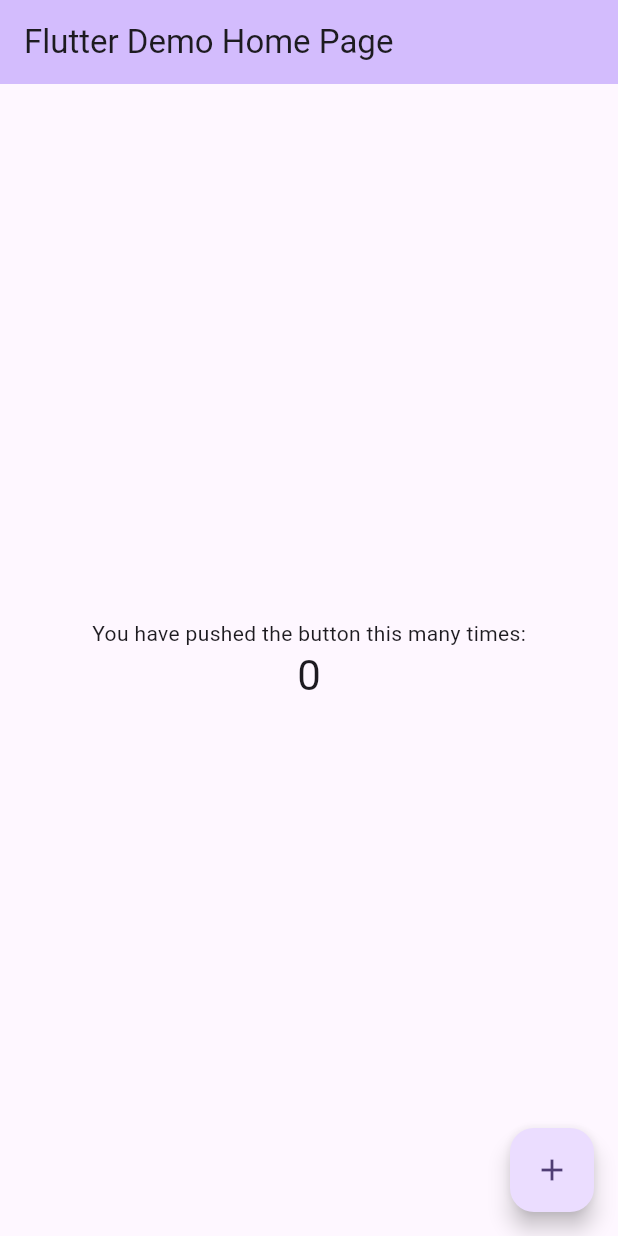
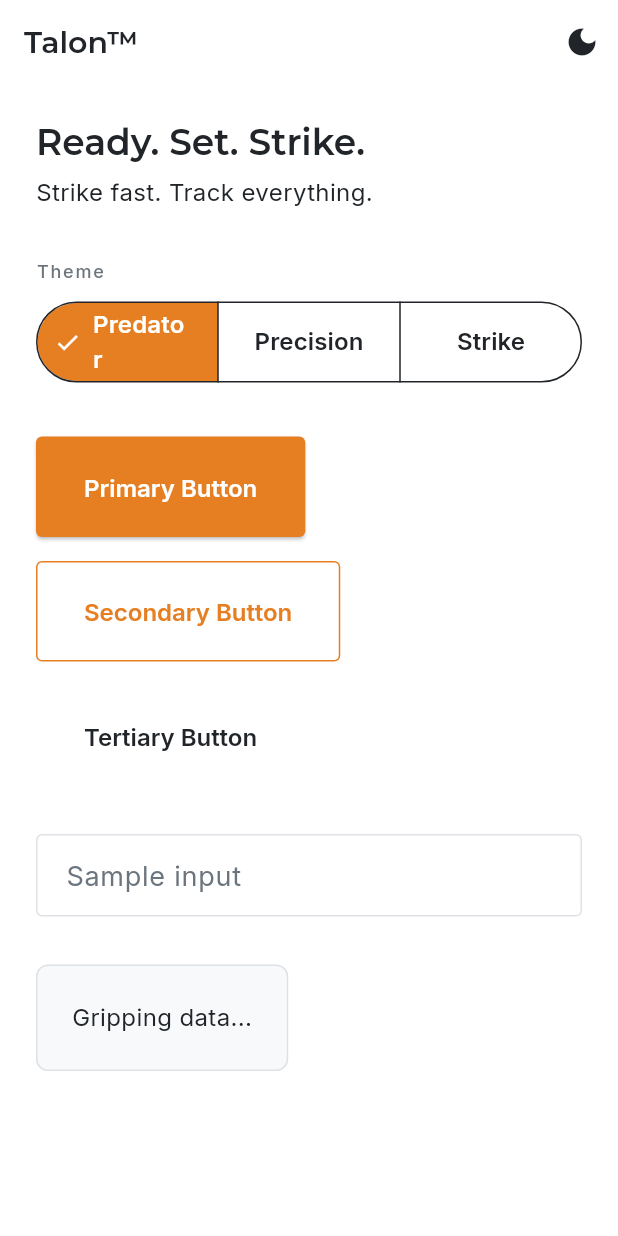
Before and after one commit to webb1es/talon, a Flutter app: the screen it shows after launch, on a phone screen of 412 x 824 dp. Run offline on Flutter 3.47's test engine with Material 3 defaults, Android fonts, the phone set to English and light mode, and no system bars; our stand-ins replace flutter_bloc, google_fonts.

Commit message:
feat(core): add theme management with AppColors, AppTheme, and ThemeCubit

```diff
--- /dev/null
+++ b/lib/core/constants/app_spacing.dart
@@ -0,0 +1,41 @@
+import 'package:flutter/widgets.dart';
+
+/// Spacing constants based on 8px grid. Primary increments: 16px, 24px.
+class AppSpacing {
+  AppSpacing._();
+
+  // Base units
+  static const double xs = 4;
+  static const double sm = 8;
+  static const double md = 16;
+  static const double lg = 24;
+  static const double xl = 32;
+  static const double xxl = 48;
+
+  // Component-specific
+  static const double cardPadding = 24;
+  static const double buttonPaddingH = 32;
+  static const double buttonPaddingV = 24;
+  static const double buttonSmallPaddingH = 24;
+  static const double buttonSmallPaddingV = 16;
+  static const double inputPaddingH = 16;
+  static const double tableCellPaddingH = 24;
+  static const double tableCellPaddingV = 16;
+
+  // Heights
+  static const double buttonHeight = 48;
+  static const double buttonSmallHeight = 36;
+  static const double inputHeight = 48;
+  static const double touchTarget = 48;
+
+  // Radius
+  static const double radiusSmall = 4;
+  static const double radiusCard = 8;
+
+  // Gaps (for use in SizedBox or Gap widgets)
+  static const gap4 = SizedBox.square(dimension: xs);
+  static const gap8 = SizedBox.square(dimension: sm);
+  static const gap16 = SizedBox.square(dimension: md);
+  static const gap24 = SizedBox.square(dimension: lg);
+  static const gap32 = SizedBox.square(dimension: xl);
+}
--- /dev/null
+++ b/lib/core/constants/app_strings.dart
@@ -0,0 +1,57 @@
+import '../theme/app_theme.dart';
+
+/// Brand voice strings per theme. All user-facing copy goes here.
+class AppStrings {
+  AppStrings._();
+
+  static const appName = 'Talon™';
+  static const tagline = 'Strike fast. Track everything.';
+
+  // Sale complete
+  static String saleComplete(AppThemeType theme) => switch (theme) {
+    AppThemeType.predator => 'Secured.',
+    AppThemeType.precision => 'Verified.',
+    AppThemeType.strike => 'Done.',
+  };
+
+  // Error
+  static String error(AppThemeType theme, String reason) => switch (theme) {
+    AppThemeType.predator => 'Halt. $reason',
+    AppThemeType.precision => 'Exception: $reason',
+    AppThemeType.strike => 'Miss. Try again.',
+  };
+
+  // Low stock
+  static String lowStock(AppThemeType theme, int count) => switch (theme) {
+    AppThemeType.predator => 'Grip low: $count left',
+    AppThemeType.precision => 'Threshold reached: $count',
+    AppThemeType.strike => 'Running low: $count',
+  };
+
+  // Welcome
+  static String welcome(AppThemeType theme) => switch (theme) {
+    AppThemeType.predator => 'Ready. Set. Strike.',
+    AppThemeType.precision => 'System ready.',
+    AppThemeType.strike => "Let's go.",
+  };
+
+  // Loading
+  static String loading(AppThemeType theme) => switch (theme) {
+    AppThemeType.predator => 'Gripping data...',
+    AppThemeType.precision => 'Calibrating...',
+    AppThemeType.strike => 'Loading fast...',
+  };
+
+  // Auth
+  static const login = 'Log in';
+  static const logout = 'Log out';
+  static const email = 'Email';
+  static const password = 'Password';
+
+  // Navigation
+  static const pos = 'POS';
+  static const inventory = 'Inventory';
+  static const reports = 'Reports';
+  static const customers = 'Customers';
+  static const settings = 'Settings';
+}
--- /dev/null
+++ b/lib/core/theme/app_colors.dart
@@ -0,0 +1,108 @@
+import 'dart:ui';
+
+class AppColors {
+  final Color primary;
+  final Color background;
+  final Color surface;
+  final Color textPrimary;
+  final Color textSecondary;
+  final Color border;
+  final Color success;
+  final Color warning;
+  final Color error;
+  final Color info;
+
+  const AppColors({
+    required this.primary,
+    required this.background,
+    required this.surface,
+    required this.textPrimary,
+    required this.textSecondary,
+    required this.border,
+    required this.success,
+    required this.warning,
+    required this.error,
+    required this.info,
+  });
+
+  // Predator (Default)
+  static const predatorLight = AppColors(
+    primary: Color(0xFFE67E22),
+    background: Color(0xFFFFFFFF),
+    surface: Color(0xFFF8F9FA),
+    textPrimary: Color(0xFF212529),
+    textSecondary: Color(0xFF6C757D),
+    border: Color(0xFFDEE2E6),
+    success: Color(0xFF2E7D32),
+    warning: Color(0xFFED6C02),
+    error: Color(0xFFD32F2F),
+    info: Color(0xFF0288D1),
+  );
+
+  static const predatorDark = AppColors(
+    primary: Color(0xFFF39C12),
+    background: Color(0xFF1A1A1A),
+    surface: Color(0xFF2D2D2D),
+    textPrimary: Color(0xFFFFFFFF),
+    textSecondary: Color(0xFFADB5BD),
+    border: Color(0xFF404040),
+    success: Color(0xFF4CAF50),
+    warning: Color(0xFFFF9800),
+    error: Color(0xFFF44336),
+    info: Color(0xFF29B6F6),
+  );
+
+  // Precision
+  static const precisionLight = AppColors(
+    primary: Color(0xFF0A5C5C),
+    background: Color(0xFFFFFFFF),
+    surface: Color(0xFFF8FAFC),
+    textPrimary: Color(0xFF0F172A),
+    textSecondary: Color(0xFF475569),
+    border: Color(0xFFE2E8F0),
+    success: Color(0xFF2E7D32),
+    warning: Color(0xFFED6C02),
+    error: Color(0xFFD32F2F),
+    info: Color(0xFF0288D1),
+  );
+
+  static const precisionDark = AppColors(
+    primary: Color(0xFF14B8A6),
+    background: Color(0xFF0F172A),
+    surface: Color(0xFF1E293B),
+    textPrimary: Color(0xFFF8FAFC),
+    textSecondary: Color(0xFF94A3B8),
+    border: Color(0xFF334155),
+    success: Color(0xFF4CAF50),
+    warning: Color(0xFFFF9800),
+    error: Color(0xFFF44336),
+    info: Color(0xFF29B6F6),
+  );
+
+  // Strike
+  static const strikeLight = AppColors(
+    primary: Color(0xFFC2410C),
+    background: Color(0xFFFFFFFF),
+    surface: Color(0xFFF9FAFB),
+    textPrimary: Color(0xFF030712),
+    textSecondary: Color(0xFF4B5563),
+    border: Color(0xFFE5E7EB),
+    success: Color(0xFF2E7D32),
+    warning: Color(0xFFED6C02),
+    error: Color(0xFFD32F2F),
+    info: Color(0xFF0288D1),
+  );
+
+  static const strikeDark = AppColors(
+    primary: Color(0xFFF97316),
+    background: Color(0xFF030712),
+    surface: Color(0xFF111827),
+    textPrimary: Color(0xFFF9FAFB),
+    textSecondary: Color(0xFF9CA3AF),
+    border: Color(0xFF1F2937),
+    success: Color(0xFF4CAF50),
+    warning: Color(0xFFFF9800),
+    error: Color(0xFFF44336),
+    info: Color(0xFF29B6F6),
+  );
+}
--- /dev/null
+++ b/lib/core/theme/app_theme.dart
@@ -0,0 +1,133 @@
+import 'package:flutter/material.dart';
+
+import 'app_colors.dart';
+import 'app_typography.dart';
+
+enum AppThemeType { predator, precision, strike }
+
+class AppTheme {
+  AppTheme._();
+
+  static ThemeData from(AppColors colors) {
+    final textTheme = AppTypography.textTheme(colors);
+    final isDark = colors.background.computeLuminance() < 0.5;
+
+    return ThemeData(
+      brightness: isDark ? Brightness.dark : Brightness.light,
+      scaffoldBackgroundColor: colors.background,
+      colorScheme: ColorScheme(
+        brightness: isDark ? Brightness.dark : Brightness.light,
+        primary: colors.primary,
+        onPrimary: Colors.white,
+        secondary: colors.primary,
+        onSecondary: Colors.white,
+        surface: colors.surface,
+        onSurface: colors.textPrimary,
+        error: colors.error,
+        onError: Colors.white,
+      ),
+      textTheme: textTheme,
+      appBarTheme: AppBarTheme(
+        backgroundColor: colors.background,
+        foregroundColor: colors.textPrimary,
+        elevation: 0,
+        centerTitle: false,
+      ),
+
+      // Buttons — 48px height, 4px radius
+      elevatedButtonTheme: ElevatedButtonThemeData(
+        style: ElevatedButton.styleFrom(
+          backgroundColor: colors.primary,
+          foregroundColor: Colors.white,
+          minimumSize: const Size(0, 48),
+          padding: const EdgeInsets.symmetric(horizontal: 32, vertical: 24),
+          shape: RoundedRectangleBorder(
+            borderRadius: BorderRadius.circular(4),
+          ),
+          textStyle: textTheme.labelLarge,
+        ),
+      ),
+      outlinedButtonTheme: OutlinedButtonThemeData(
+        style: OutlinedButton.styleFrom(
+          foregroundColor: colors.primary,
+          minimumSize: const Size(0, 48),
+          padding: const EdgeInsets.symmetric(horizontal: 32, vertical: 24),
+          shape: RoundedRectangleBorder(
+            borderRadius: BorderRadius.circular(4),
+          ),
+          side: BorderSide(color: colors.primary),
+          textStyle: textTheme.labelLarge,
+        ),
+      ),
+      textButtonTheme: TextButtonThemeData(
+        style: TextButton.styleFrom(
+          foregroundColor: colors.textPrimary,
+          minimumSize: const Size(0, 48),
+          padding: const EdgeInsets.symmetric(horizontal: 32, vertical: 24),
+          textStyle: textTheme.labelLarge,
+        ),
+      ),
+
+      // Cards — 24px padding, 8px radius, 1px border, no shadow
+      cardTheme: CardThemeData(
+        color: colors.surface,
+        elevation: 0,
+        margin: EdgeInsets.zero,
+        shape: RoundedRectangleBorder(
+          borderRadius: BorderRadius.circular(8),
+          side: BorderSide(color: colors.border),
+        ),
+      ),
+
+      // Inputs — 48px height, 4px radius
+      inputDecorationTheme: InputDecorationTheme(
+        filled: false,
+        contentPadding: const EdgeInsets.symmetric(
+          horizontal: 16,
+          vertical: 14,
+        ),
+        border: OutlineInputBorder(
+          borderRadius: BorderRadius.circular(4),
+          borderSide: BorderSide(color: colors.border),
+        ),
+        enabledBorder: OutlineInputBorder(
+          borderRadius: BorderRadius.circular(4),
+          borderSide: BorderSide(color: colors.border),
+        ),
+        focusedBorder: OutlineInputBorder(
+          borderRadius: BorderRadius.circular(4),
+          borderSide: BorderSide(color: colors.primary, width: 2),
+        ),
+        errorBorder: OutlineInputBorder(
+          borderRadius: BorderRadius.circular(4),
+          borderSide: BorderSide(color: colors.error),
+        ),
+        labelStyle: TextStyle(color: colors.textSecondary),
+        hintStyle: TextStyle(color: colors.textSecondary),
+      ),
+
+      // Dividers
+      dividerTheme: DividerThemeData(
+        color: colors.border,
+        thickness: 1,
+        space: 0,
+      ),
+
+      // Dialogs
+      dialogTheme: DialogThemeData(
+        backgroundColor: colors.surface,
+        shape: RoundedRectangleBorder(
+          borderRadius: BorderRadius.circular(8),
+        ),
+      ),
+    );
+  }
+
+  // 6 pre-built variations
+  static final predatorLight = from(AppColors.predatorLight);
+  static final predatorDark = from(AppColors.predatorDark);
+  static final precisionLight = from(AppColors.precisionLight);
+  static final precisionDark = from(AppColors.precisionDark);
+  static final strikeLight = from(AppColors.strikeLight);
+  static final strikeDark = from(AppColors.strikeDark);
+}
--- /dev/null
+++ b/lib/core/theme/app_typography.dart
@@ -0,0 +1,77 @@
+import 'package:flutter/material.dart';
+import 'package:google_fonts/google_fonts.dart';
+
+import 'app_colors.dart';
+
+class AppTypography {
+  AppTypography._();
+
+  static TextTheme textTheme(AppColors colors) {
+    return TextTheme(
+      // H1: Montserrat 700
+      displayLarge: GoogleFonts.montserrat(
+        fontSize: 48,
+        fontWeight: FontWeight.w700,
+        color: colors.textPrimary,
+      ),
+      // H2: Montserrat 700
+      displayMedium: GoogleFonts.montserrat(
+        fontSize: 32,
+        fontWeight: FontWeight.w700,
+        color: colors.textPrimary,
+      ),
+      // H3: Montserrat 600
+      displaySmall: GoogleFonts.montserrat(
+        fontSize: 24,
+        fontWeight: FontWeight.w600,
+        color: colors.textPrimary,
+      ),
+      // H4: Montserrat 600
+      headlineMedium: GoogleFonts.montserrat(
+        fontSize: 20,
+        fontWeight: FontWeight.w600,
+        color: colors.textPrimary,
+      ),
+      // Body Large: Inter 400
+      bodyLarge: GoogleFonts.inter(
+        fontSize: 18,
+        fontWeight: FontWeight.w400,
+        color: colors.textPrimary,
+      ),
+      // Body: Inter 400
+      bodyMedium: GoogleFonts.inter(
+        fontSize: 16,
+        fontWeight: FontWeight.w400,
+        color: colors.textPrimary,
+      ),
+      // Body Small: Inter 400
+      bodySmall: GoogleFonts.inter(
+        fontSize: 14,
+        fontWeight: FontWeight.w400,
+        color: colors.textSecondary,
+      ),
+      // Caption: Inter 500 UPPERCASE (applied via style, not TextTheme)
+      labelSmall: GoogleFonts.inter(
+        fontSize: 12,
+        fontWeight: FontWeight.w500,
+        letterSpacing: 1.2,
+        color: colors.textSecondary,
+      ),
+      // Button: Inter 600
+      labelLarge: GoogleFonts.inter(
+        fontSize: 16,
+        fontWeight: FontWeight.w600,
+        color: colors.textPrimary,
+      ),
+    );
+  }
+
+  /// Monospace style for SKUs, barcodes, inventory numbers
+  static TextStyle mono(AppColors colors, {double fontSize = 14}) {
+    return GoogleFonts.jetBrainsMono(
+      fontSize: fontSize,
+      fontWeight: FontWeight.w400,
+      color: colors.textPrimary,
+    );
+  }
+}
--- /dev/null
+++ b/lib/core/theme/theme_cubit.dart
@@ -0,0 +1,64 @@
+import 'package:flutter/material.dart';
+import 'package:flutter_bloc/flutter_bloc.dart';
+
+import 'app_colors.dart';
+import 'app_theme.dart';
+
+class ThemeState {
+  final AppThemeType themeType;
+  final ThemeMode themeMode;
+
+  const ThemeState({
+    this.themeType = AppThemeType.predator,
+    this.themeMode = ThemeMode.light,
+  });
+
+  bool get isDark => themeMode == ThemeMode.dark;
+
+  AppColors get colors {
+    switch (themeType) {
+      case AppThemeType.predator:
+        return isDark ? AppColors.predatorDark : AppColors.predatorLight;
+      case AppThemeType.precision:
+        return isDark ? AppColors.precisionDark : AppColors.precisionLight;
+      case AppThemeType.strike:
+        return isDark ? AppColors.strikeDark : AppColors.strikeLight;
+    }
+  }
+
+  ThemeData get themeData {
+    switch (themeType) {
+      case AppThemeType.predator:
+        return isDark ? AppTheme.predatorDark : AppTheme.predatorLight;
+      case AppThemeType.precision:
+        return isDark ? AppTheme.precisionDark : AppTheme.precisionLight;
+      case AppThemeType.strike:
+        return isDark ? AppTheme.strikeDark : AppTheme.strikeLight;
+    }
+  }
+
+  ThemeState copyWith({AppThemeType? themeType, ThemeMode? themeMode}) {
+    return ThemeState(
+      themeType: themeType ?? this.themeType,
+      themeMode: themeMode ?? this.themeMode,
+    );
+  }
+}
+
+class ThemeCubit extends Cubit<ThemeState> {
+  ThemeCubit() : super(const ThemeState());
+
+  void setTheme(AppThemeType type) {
+    emit(state.copyWith(themeType: type));
+  }
+
+  void toggleMode() {
+    emit(state.copyWith(
+      themeMode: state.isDark ? ThemeMode.light : ThemeMode.dark,
+    ));
+  }
+
+  void setMode(ThemeMode mode) {
+    emit(state.copyWith(themeMode: mode));
+  }
+}
--- a/lib/main.dart
+++ b/lib/main.dart
@@ -1,122 +1,135 @@
 import 'package:flutter/material.dart';
+import 'package:flutter_bloc/flutter_bloc.dart';
+
+import 'core/constants/app_strings.dart';
+import 'core/theme/app_theme.dart';
+import 'core/theme/theme_cubit.dart';
 
 void main() {
-  runApp(const MyApp());
+  runApp(const TalonApp());
 }
 
-class MyApp extends StatelessWidget {
-  const MyApp({super.key});
+class TalonApp extends StatelessWidget {
+  const TalonApp({super.key});
 
-  // This widget is the root of your application.
   @override
   Widget build(BuildContext context) {
-    return MaterialApp(
-      title: 'Flutter Demo',
-      theme: ThemeData(
-        // This is the theme of your application.
-        //
-        // TRY THIS: Try running your application with "flutter run". You'll see
-        // the application has a purple toolbar. Then, without quitting the app,
-        // try changing the seedColor in the colorScheme below to Colors.green
-        // and then invoke "hot reload" (save your changes or press the "hot
-        // reload" button in a Flutter-supported IDE, or press "r" if you used
-        // the command line to start the app).
-        //
-        // Notice that the counter didn't reset back to zero; the application
-        // state is not lost during the reload. To reset the state, use hot
-        // restart instead.
-        //
-        // This works for code too, not just values: Most code changes can be
-        // tested with just a hot reload.
-        colorScheme: .fromSeed(seedColor: Colors.deepPurple),
+    return BlocProvider(
+      create: (_) => ThemeCubit(),
+      child: BlocBuilder<ThemeCubit, ThemeState>(
+        builder: (context, themeState) {
+          return MaterialApp(
+            title: AppStrings.appName,
+            debugShowCheckedModeBanner: false,
+            theme: themeState.themeData,
+            home: const _ThemeDemo(),
+          );
+        },
       ),
-      home: const MyHomePage(title: 'Flutter Demo Home Page'),
     );
   }
 }
 
-class MyHomePage extends StatefulWidget {
-  const MyHomePage({super.key, required this.title});
-
-  // This widget is the home page of your application. It is stateful, meaning
-  // that it has a State object (defined below) that contains fields that affect
-  // how it looks.
-
-  // This class is the configuration for the state. It holds the values (in this
-  // case the title) provided by the parent (in this case the App widget) and
-  // used by the build method of the State. Fields in a Widget subclass are
-  // always marked "final".
-
-  final String title;
-
-  @override
-  State<MyHomePage> createState() => _MyHomePageState();
-}
-
-class _MyHomePageState extends State<MyHomePage> {
-  int _counter = 0;
-
-  void _incrementCounter() {
-    setState(() {
-      // This call to setState tells the Flutter framework that something has
-      // changed in this State, which causes it to rerun the build method below
-      // so that the display can reflect the updated values. If we changed
-      // _counter without calling setState(), then the build method would not be
-      // called again, and so nothing would appear to happen.
-      _counter++;
-    });
-  }
+/// Temporary demo screen to verify all 6 theme variations.
+class _ThemeDemo extends StatelessWidget {
+  const _ThemeDemo();
 
   @override
   Widget build(BuildContext context) {
-    // This method is rerun every time setState is called, for instance as done
-    // by the _incrementCounter method above.
-    //
-    // The Flutter framework has been optimized to make rerunning build methods
-    // fast, so that you can just rebuild anything that needs updating rather
-    // than having to individually change instances of widgets.
+    final themeCubit = context.read<ThemeCubit>();
+    final themeState = context.watch<ThemeCubit>().state;
+    final theme = Theme.of(context);
+
     return Scaffold(
       appBar: AppBar(
-        // TRY THIS: Try changing the color here to a specific color (to
-        // Colors.amber, perhaps?) and trigger a hot reload to see the AppBar
-        // change color while the other colors stay the same.
-        backgroundColor: Theme.of(context).colorScheme.inversePrimary,
-        // Here we take the value from the MyHomePage object that was created by
-        // the App.build method, and use it to set our appbar title.
-        title: Text(widget.title),
+        title: Text(
+          AppStrings.appName,
+          style: theme.textTheme.headlineMedium,
+        ),
+        actions: [
+          Semantics(
+            label: 'Toggle dark mode',
+            child: IconButton(
+              icon: Icon(
+                themeState.isDark ? Icons.light_mode : Icons.dark_mode,
+              ),
+              onPressed: themeCubit.toggleMode,
+            ),
+          ),
+        ],
       ),
-      body: Center(
-        // Center is a layout widget. It takes a single child and positions it
-        // in the middle of the parent.
+      body: Padding(
+        padding: const EdgeInsets.all(24),
         child: Column(
-          // Column is also a layout widget. It takes a list of children and
-          // arranges them vertically. By default, it sizes itself to fit its
-          // children horizontally, and tries to be as tall as its parent.
-          //
-          // Column has various properties to control how it sizes itself and
-          // how it positions its children. Here we use mainAxisAlignment to
-          // center the children vertically; the main axis here is the vertical
-          // axis because Columns are vertical (the cross axis would be
-          // horizontal).
-          //
-          // TRY THIS: Invoke "debug painting" (choose the "Toggle Debug Paint"
-          // action in the IDE, or press "p" in the console), to see the
-          // wireframe for each widget.
-          mainAxisAlignment: .center,
+          crossAxisAlignment: CrossAxisAlignment.start,
           children: [
-            const Text('You have pushed the button this many times:'),
             Text(
-              '$_counter',
-              style: Theme.of(context).textTheme.headlineMedium,
+              AppStrings.welcome(themeState.themeType),
+              style: theme.textTheme.displaySmall,
+            ),
+            const SizedBox(height: 8),
+            Text(
+              AppStrings.tagline,
+              style: theme.textTheme.bodyMedium,
+            ),
+            const SizedBox(height: 32),
+            Text('Theme', style: theme.textTheme.labelSmall),
+            const SizedBox(height: 8),
+            SegmentedButton<AppThemeType>(
+              segments: const [
+                ButtonSegment(
+                  value: AppThemeType.predator,
+                  label: Text('Predator'),
+                ),
+                ButtonSegment(
+                  value: AppThemeType.precision,
+                  label: Text('Precision'),
+                ),
+                ButtonSegment(
+                  value: AppThemeType.strike,
+                  label: Text('Strike'),
+                ),
+              ],
+              selected: {themeState.themeType},
+              onSelectionChanged: (selected) {
+                themeCubit.setTheme(selected.first);
+              },
+            ),
+            const SizedBox(height: 32),
+            ElevatedButton(
+              onPressed: () {},
+              child: const Text('Primary Button'),
+            ),
+            const SizedBox(height: 16),
+            OutlinedButton(
+              onPressed: () {},
+              child: const Text('Secondary Button'),
+            ),
+            const SizedBox(height: 16),
+            TextButton(
+              onPressed: () {},
+              child: const Text('Tertiary Button'),
+            ),
+            const SizedBox(height: 32),
+            const TextField(
+              decoration: InputDecoration(
+                labelText: 'Sample input',
+                hintText: 'Type something...',
+              ),
+            ),
+            const SizedBox(height: 32),
+            Card(
+              child: Padding(
+                padding: const EdgeInsets.all(24),
+                child: Text(
+                  AppStrings.loading(themeState.themeType),
+                  style: theme.textTheme.bodyMedium,
+                ),
+              ),
             ),
           ],
         ),
       ),
-      floatingActionButton: FloatingActionButton(
-        onPressed: _incrementCounter,
-        tooltip: 'Increment',
-        child: const Icon(Icons.add),
-      ),
     );
   }
 }
```
Also changed, not shown: 4 other files.
